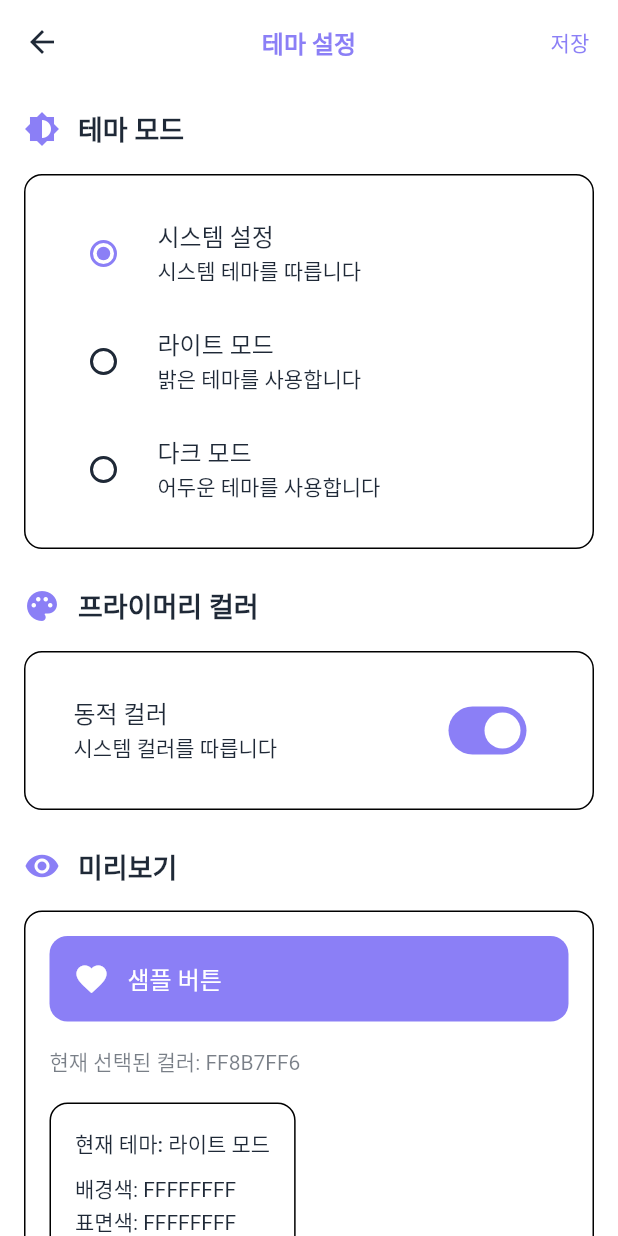
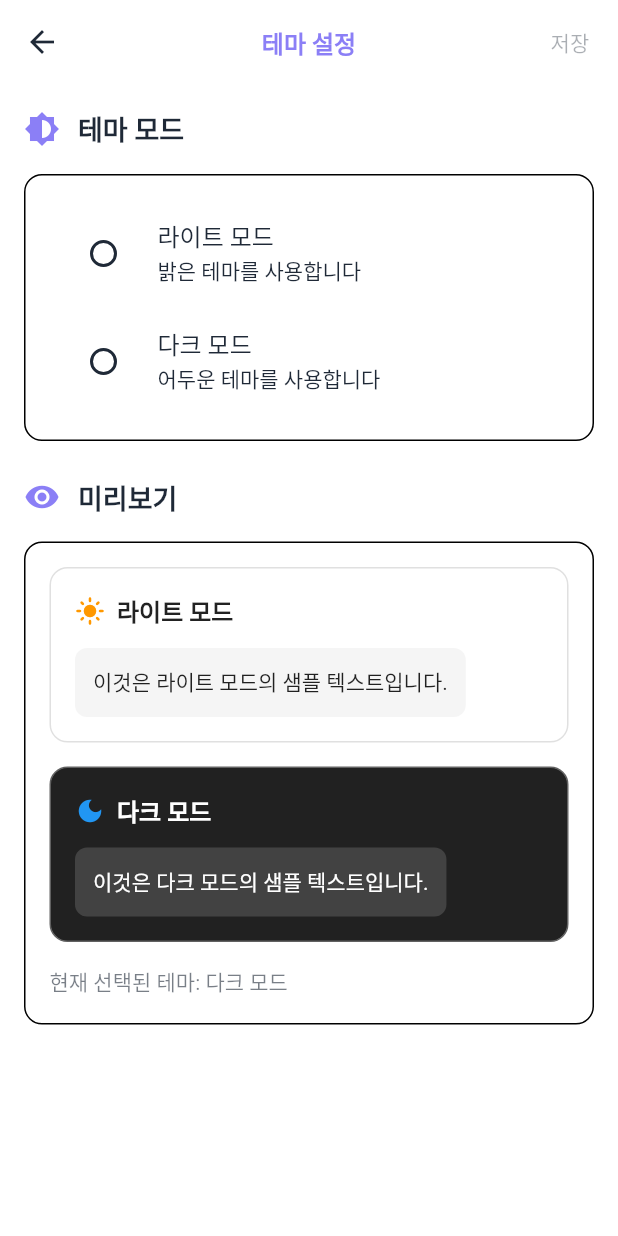
Before and after one commit to kdy5487/EmotiFlow, a Flutter app: the ThemeSettingsPage screen opened by its route, on a phone screen of 412 x 824 dp. Run offline on Flutter 3.47's test engine with Material 3 defaults, Android fonts, the phone set to English and light mode, and no system bars; our stand-ins replace cached_network_image, cloud_firestore, firebase_auth, firebase_core, firebase_messaging, firebase_storage and 7 more; missing offline and left inert: audio_session; accounts and stored records are empty.

Commit message:
feat: 다크모드 설정 페이지

```diff
--- a/lib/features/settings/views/settings_page.dart
+++ b/lib/features/settings/views/settings_page.dart
@@ -125,8 +125,8 @@ class _SettingsPageState extends ConsumerState<SettingsPage> {
                 _buildSettingItem(
                   icon: Icons.dark_mode,
                   title: '테마 설정',
-                  subtitle: '라이트/다크 모드 및 컬러 (추후 개발 예정)',
-                  onTap: () => _showComingSoonDialog('테마 설정'),
+                  subtitle: '라이트/다크 모드 및 컬러',
+                  onTap: () => context.push('/settings/theme'),
                 ),
                 _buildSettingItem(
                   icon: Icons.language,
--- a/lib/features/settings/views/theme_settings_page.dart
+++ b/lib/features/settings/views/theme_settings_page.dart
@@ -12,9 +12,19 @@ class ThemeSettingsPage extends ConsumerStatefulWidget {
 }
 
 class _ThemeSettingsPageState extends ConsumerState<ThemeSettingsPage> {
+  ThemeMode _selectedThemeMode = ThemeMode.light;
+  bool _hasChanges = false;
+
   @override
   void initState() {
     super.initState();
+    // 현재 테마 모드로 초기화
+    WidgetsBinding.instance.addPostFrameCallback((_) {
+      final currentThemeMode = ref.read(themeProvider).themeMode;
+      setState(() {
+        _selectedThemeMode = currentThemeMode;
+      });
+    });
   }
 
   @override
@@ -40,15 +50,21 @@ class _ThemeSettingsPageState extends ConsumerState<ThemeSettingsPage> {
         ),
         actions: [
           TextButton(
-            onPressed: () {
-              // 설정이 이미 실시간으로 적용되므로 저장 완료 메시지만 표시
+            onPressed: _hasChanges ? () {
+              // 선택된 테마 모드 적용
+              ref.read(themeProvider.notifier).setThemeMode(_selectedThemeMode);
+
+              // 저장 완료 메시지 표시
               ScaffoldMessenger.of(context).showSnackBar(
                 const SnackBar(
                   content: Text('테마 설정이 저장되었습니다.'),
                   duration: Duration(seconds: 2),
                 ),
               );
-            },
+
+              // 홈페이지로 이동
+              context.go('/');
+            } : null,
             child: const Text('저장'),
           ),
         ],
@@ -64,24 +80,16 @@ class _ThemeSettingsPageState extends ConsumerState<ThemeSettingsPage> {
               icon: Icons.brightness_6,
               children: [
                 RadioListTile<ThemeMode>(
-                  title: const Text('시스템 설정'),
-                  subtitle: const Text('시스템 테마를 따릅니다'),
-                  value: ThemeMode.system,
-                  groupValue: themeState.themeMode,
-                  onChanged: (value) {
-                    if (value != null) {
-                      ref.read(themeProvider.notifier).setThemeMode(value);
-                    }
-                  },
-                ),
-                RadioListTile<ThemeMode>(
                   title: const Text('라이트 모드'),
                   subtitle: const Text('밝은 테마를 사용합니다'),
                   value: ThemeMode.light,
-                  groupValue: themeState.themeMode,
+                  groupValue: _selectedThemeMode,
                   onChanged: (value) {
                     if (value != null) {
-                      ref.read(themeProvider.notifier).setThemeMode(value);
+                      setState(() {
+                        _selectedThemeMode = value;
+                        _hasChanges = true;
+                      });
                     }
                   },
                 ),
@@ -89,73 +97,16 @@ class _ThemeSettingsPageState extends ConsumerState<ThemeSettingsPage> {
                   title: const Text('다크 모드'),
                   subtitle: const Text('어두운 테마를 사용합니다'),
                   value: ThemeMode.dark,
-                  groupValue: themeState.themeMode,
+                  groupValue: _selectedThemeMode,
                   onChanged: (value) {
                     if (value != null) {
-                      ref.read(themeProvider.notifier).setThemeMode(value);
+                      setState(() {
+                        _selectedThemeMode = value;
+                        _hasChanges = true;
+                      });
                     }
                   },
                 ),
-              ],
-            ),
-            const SizedBox(height: 24),
-
-            // 프라이머리 컬러
-            _buildSection(
-              title: '프라이머리 컬러',
-              icon: Icons.palette,
-              children: [
-                SwitchListTile(
-                  title: const Text('동적 컬러'),
-                  subtitle: const Text('시스템 컬러를 따릅니다'),
-                  value: themeState.useDynamicColors,
-                  onChanged: (value) {
-                    ref.read(themeProvider.notifier).setUseDynamicColors(value);
-                  },
-                ),
-                if (!themeState.useDynamicColors) ...[
-                  const SizedBox(height: 16),
-                  const Text(
-                    '컬러 선택',
-                    style: TextStyle(
-                      fontSize: 16,
-                      fontWeight: FontWeight.w500,
-                    ),
-                  ),
-                  const SizedBox(height: 16),
-                  Wrap(
-                    spacing: 12,
-                    runSpacing: 12,
-                    children: _getPrimaryColorOptions().map((color) {
-                      return GestureDetector(
-                        onTap: () {
-                          ref.read(themeProvider.notifier).setPrimaryColor(color);
-                        },
-                        child: Container(
-                          width: 48,
-                          height: 48,
-                          decoration: BoxDecoration(
-                            color: color,
-                            shape: BoxShape.circle,
-                            border: Border.all(
-                              color: themeState.primaryColor == color
-                                  ? Theme.of(context).colorScheme.onSurface
-                                  : Colors.transparent,
-                              width: 3,
-                            ),
-                          ),
-                          child: themeState.primaryColor == color
-                              ? const Icon(
-                                  Icons.check,
-                                  color: Colors.white,
-                                  size: 24,
-                                )
-                              : null,
-                        ),
-                      );
-                    }).toList(),
-                  ),
-                ],
               ],
             ),
             const SizedBox(height: 24),
@@ -165,70 +116,109 @@ class _ThemeSettingsPageState extends ConsumerState<ThemeSettingsPage> {
               title: '미리보기',
               icon: Icons.visibility,
               children: [
+                // 라이트 모드 미리보기
                 Container(
                   padding: const EdgeInsets.all(16),
                   decoration: BoxDecoration(
-                    color: themeState.primaryColor,
+                    color: Colors.white,
                     borderRadius: BorderRadius.circular(12),
+                    border: Border.all(color: Colors.grey.shade300),
                   ),
-                  child: Row(
+                  child: Column(
+                    crossAxisAlignment: CrossAxisAlignment.start,
                     children: [
-                      Icon(
-                        Icons.favorite,
-                        color: Colors.white,
-                        size: 24,
+                      Row(
+                        children: [
+                          Icon(
+                            Icons.light_mode,
+                            color: Colors.orange,
+                            size: 20,
+                          ),
+                          const SizedBox(width: 8),
+                          Text(
+                            '라이트 모드',
+                            style: TextStyle(
+                              fontSize: 16,
+                              fontWeight: FontWeight.w600,
+                              color: Colors.black87,
+                            ),
+                          ),
+                        ],
                       ),
-                      const SizedBox(width: 12),
-                      Text(
-                        '샘플 버튼',
-                        style: TextStyle(
-                          color: Colors.white,
-                          fontSize: 16,
-                          fontWeight: FontWeight.w500,
+                      const SizedBox(height: 12),
+                      Container(
+                        padding: const EdgeInsets.all(12),
+                        decoration: BoxDecoration(
+                          color: Colors.grey.shade100,
+                          borderRadius: BorderRadius.circular(8),
+                        ),
+                        child: Text(
+                          '이것은 라이트 모드의 샘플 텍스트입니다.',
+                          style: TextStyle(
+                            color: Colors.black87,
+                            fontSize: 14,
+                          ),
                         ),
                       ),
                     ],
                   ),
                 ),
                 const SizedBox(height: 16),
-                Text(
-                  '현재 선택된 컬러: ${themeState.primaryColor.value.toRadixString(16).toUpperCase()}',
-                  style: TextStyle(
-                    fontSize: 14,
-                    color: Theme.of(context).colorScheme.onSurface.withOpacity(0.6),
-                  ),
-                ),
-                const SizedBox(height: 16),
+
+                // 다크 모드 미리보기
                 Container(
                   padding: const EdgeInsets.all(16),
                   decoration: BoxDecoration(
-                    color: Theme.of(context).colorScheme.surface,
+                    color: Colors.grey.shade900,
                     borderRadius: BorderRadius.circular(12),
-                    border: Border.all(
-                      color: Theme.of(context).colorScheme.outline,
-                    ),
+                    border: Border.all(color: Colors.grey.shade700),
                   ),
                   child: Column(
                     crossAxisAlignment: CrossAxisAlignment.start,
                     children: [
-                      Text(
-                        '현재 테마: ${isDarkMode ? "다크 모드" : "라이트 모드"}',
-                        style: Theme.of(context).textTheme.titleMedium,
+                      Row(
+                        children: [
+                          Icon(
+                            Icons.dark_mode,
+                            color: Colors.blue,
+                            size: 20,
+                          ),
+                          const SizedBox(width: 8),
+                          Text(
+                            '다크 모드',
+                            style: TextStyle(
+                              fontSize: 16,
+                              fontWeight: FontWeight.w600,
+                              color: Colors.white,
+                            ),
+                          ),
+                        ],
                       ),
-                      const SizedBox(height: 8),
-                      Text(
-                        '배경색: ${Theme.of(context).colorScheme.background.value.toRadixString(16).toUpperCase()}',
-                        style: Theme.of(context).textTheme.bodyMedium,
-                      ),
-                      Text(
-                        '표면색: ${Theme.of(context).colorScheme.surface.value.toRadixString(16).toUpperCase()}',
-                        style: Theme.of(context).textTheme.bodyMedium,
-                      ),
-                      Text(
-                        '텍스트색: ${Theme.of(context).colorScheme.onSurface.value.toRadixString(16).toUpperCase()}',
-                        style: Theme.of(context).textTheme.bodyMedium,
+                      const SizedBox(height: 12),
+                      Container(
+                        padding: const EdgeInsets.all(12),
+                        decoration: BoxDecoration(
+                          color: Colors.grey.shade800,
+                          borderRadius: BorderRadius.circular(8),
+                        ),
+                        child: Text(
+                          '이것은 다크 모드의 샘플 텍스트입니다.',
+                          style: TextStyle(
+                            color: Colors.white,
+                            fontSize: 14,
+                          ),
+                        ),
                       ),
                     ],
+                  ),
+                ),
+                const SizedBox(height: 16),
+
+                Text(
+                  '현재 선택된 테마: ${_selectedThemeMode == ThemeMode.light ? "라이트 모드" : "다크 모드"}',
+                  style: TextStyle(
+                    fontSize: 14,
+                    color: Theme.of(context).colorScheme.onSurface.withOpacity(0.6),
                   ),
                 ),
               ],
@@ -239,19 +229,7 @@ class _ThemeSettingsPageState extends ConsumerState<ThemeSettingsPage> {
     );
   }
 
-  List<Color> _getPrimaryColorOptions() {
-    return [
-      AppTheme.primary,
-      AppTheme.secondary,
-      AppTheme.joy,
-      AppTheme.love,
-      AppTheme.calm,
-      AppTheme.sadness,
-      AppTheme.anger,
-      AppTheme.fear,
-      AppTheme.surprise,
-    ];
-  }
+
 
   Widget _buildSection({
     required String title,
```
Also changed, not shown: lib/features/home/views/home_page.dart (+124 -0 lines).
